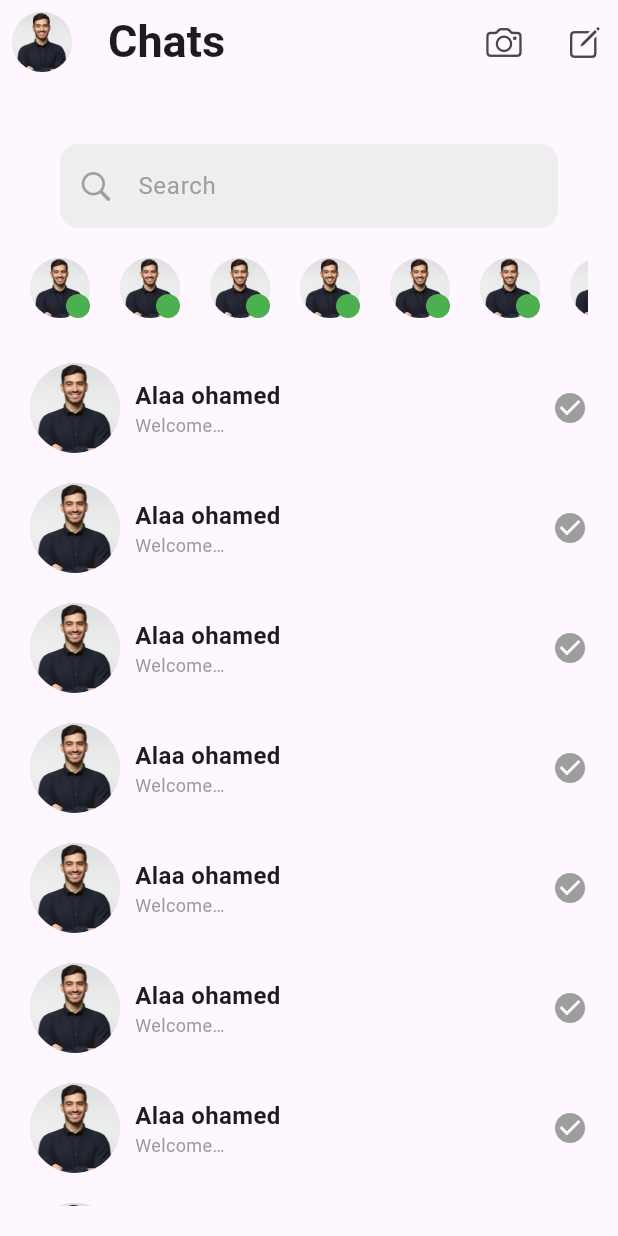
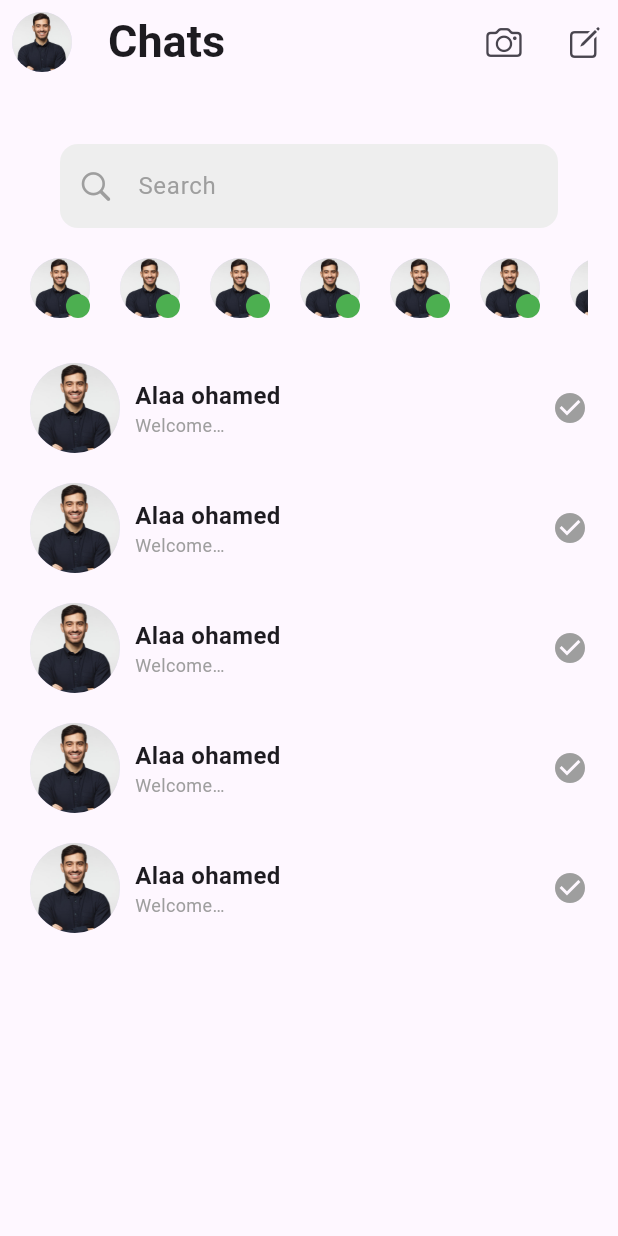
Before and after one commit to Ahmed-3lam/rwad_five, a Flutter app: the screen it shows after launch, on a phone screen of 412 x 824 dp. Run offline on Flutter 3.47's test engine with Material 3 defaults, Android fonts, the phone set to English and light mode, and no system bars.

Commit message:
messanger(2)

```diff
--- a/lib/dummy_projects/messanger/messanger_screen.dart
+++ b/lib/dummy_projects/messanger/messanger_screen.dart
@@ -6,7 +6,11 @@ class MessangerScreen extends StatelessWidget {
 
   @override
   Widget build(BuildContext context) {
-    return Scaffold(
+    return GestureDetector(
+      onTap: () {
+        FocusScope.of(context).unfocus();
+      },
+      child: Scaffold(
         appBar: _buildAppBar(),
         body: Padding(
           padding: const EdgeInsets.all(20.0),
@@ -30,12 +34,13 @@ class MessangerScreen extends StatelessWidget {
                   height: 30,
                 ),
                 ListView.separated(
-                  itemCount: 100,
+                    itemCount: 5,
                     shrinkWrap: true,
+                    physics: NeverScrollableScrollPhysics(),
                     separatorBuilder: (c, i) => SizedBox(
                           height: 20,
                         ),
-                  physics: NeverScrollableScrollPhysics(),
+                    // physics: NeverScrollableScrollPhysics(),
                     itemBuilder: (c, i) => Row(
                           children: [
                             CircleAvatar(
@@ -77,6 +82,7 @@ class MessangerScreen extends StatelessWidget {
                           ],
                         )),
               ],
+            ),
           ),
         ),
       ),
```
Lines whose indentation alone changed are shown as unchanged.
